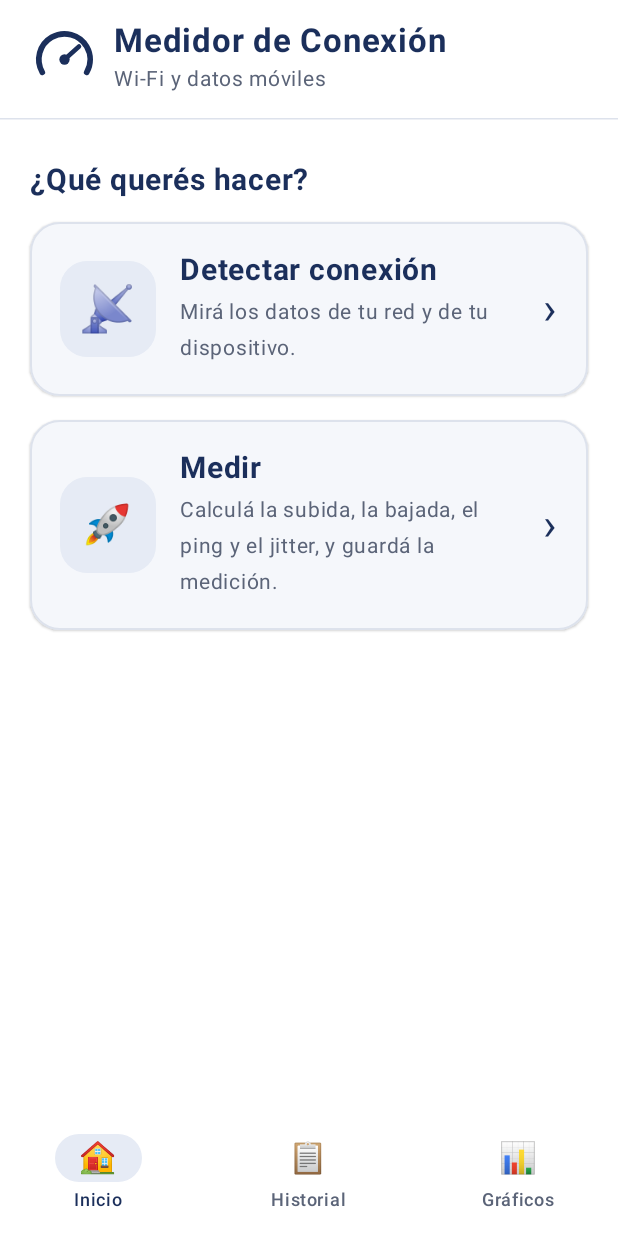
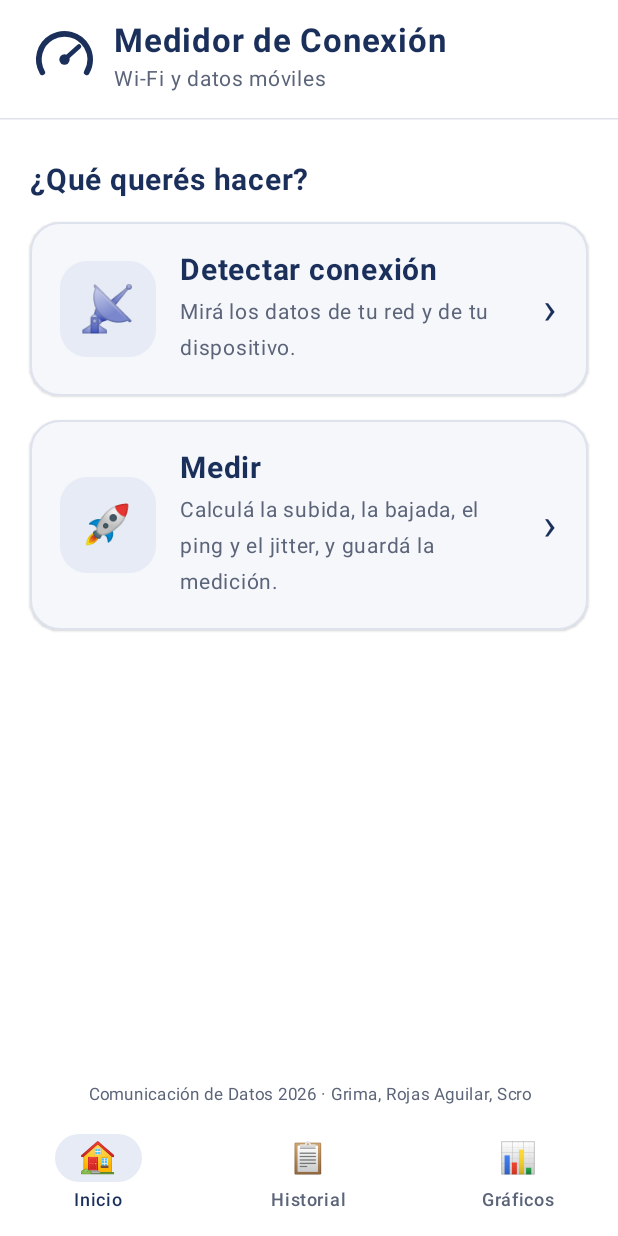
Before and after one commit to SolangeGG/MedidorConexion, an Android app built with Jetpack Compose: the screen it shows after launch (MainActivity), on a phone screen of 412 x 824 dp. Run offline under Robolectric (Android 15) with nearby library versions, the phone set to English and light mode, and no system bars.

Commit message:
Agrega el pie de la app con el nombre de la materia y las autoras

```diff
--- a/app/src/main/java/com/tfi/medidorconexion/MainActivity.kt
+++ b/app/src/main/java/com/tfi/medidorconexion/MainActivity.kt
@@ -33,6 +33,7 @@ import androidx.compose.runtime.setValue
 import androidx.compose.ui.Modifier
 import androidx.compose.ui.graphics.Color
 import androidx.compose.ui.text.font.FontWeight
+import androidx.compose.ui.text.style.TextAlign
 import androidx.compose.ui.unit.dp
 import androidx.compose.ui.unit.sp
 import com.tfi.medidorconexion.ui.theme.AzulMarca
@@ -72,6 +73,8 @@ class MainActivity : ComponentActivity() {
                             modifier = Modifier.fillMaxSize(),
                             containerColor = MaterialTheme.colorScheme.background,
                             bottomBar = {
+                              Column {
+                                PieDeApp()
                                 NavigationBar(containerColor = MaterialTheme.colorScheme.background) {
                                     pestanas.forEachIndexed { i, (icono, nombre) ->
                                         NavigationBarItem(
@@ -89,6 +92,7 @@ class MainActivity : ComponentActivity() {
                                         )
                                     }
                                 }
+                              }
                             }
                         ) { innerPadding ->
                             // Cada pantalla dibuja su encabezado arriba: solo se respeta la barra de abajo
@@ -113,6 +117,18 @@ class MainActivity : ComponentActivity() {
             }
         }
     }
+}
+
+// Pie de la app, fijo sobre la barra de pestañas
+@Composable
+fun PieDeApp() {
+    Text(
+        text = "Comunicación de Datos 2026 · Grima, Rojas Aguilar, Scro",
+        fontSize = 11.sp,
+        color = MaterialTheme.colorScheme.onSurfaceVariant,
+        textAlign = TextAlign.Center,
+        modifier = Modifier.fillMaxWidth().padding(top = 6.dp, bottom = 2.dp)
+    )
 }
 
 // Lo que se midió con el servidor
```
